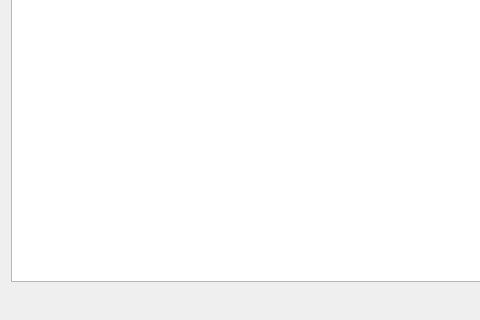
LukyLuke/PiTres, file forms/sentbills.ui: the form before one commit; both pictures show x 0 to 480 and y 171 to 491 of the 743 by 491 pixel window.
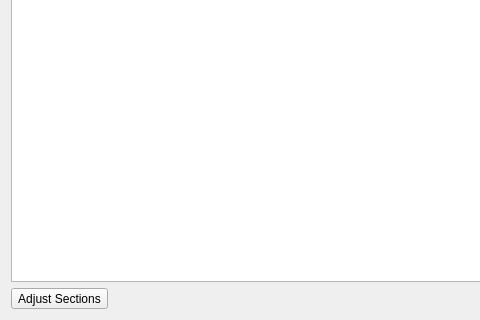
The form after the commit. Icons and pictures are not drawn.

```diff
--- a/forms/sentbills.ui
+++ b/forms/sentbills.ui
@@ -110,6 +110,26 @@
    </item>
    <item>
     <layout class="QHBoxLayout" name="horizontalLayout_3">
+     <item>
+      <widget class="QToolButton" name="adjustSections">
+       <property name="text">
+        <string>Adjust Sections</string>
+       </property>
+       <property name="icon">
+        <iconset resource="../PiTres.qrc">
+         <normaloff>:/icons/resources/icons/adjust_members.png</normaloff>:/icons/resources/icons/adjust_members.png</iconset>
+       </property>
+       <property name="iconSize">
+        <size>
+         <width>32</width>
+         <height>32</height>
+        </size>
+       </property>
+       <property name="toolButtonStyle">
+        <enum>Qt::ToolButtonTextUnderIcon</enum>
+       </property>
+      </widget>
+     </item>
      <item>
       <spacer name="horizontalSpacer_2">
        <property name="orientation">
```
